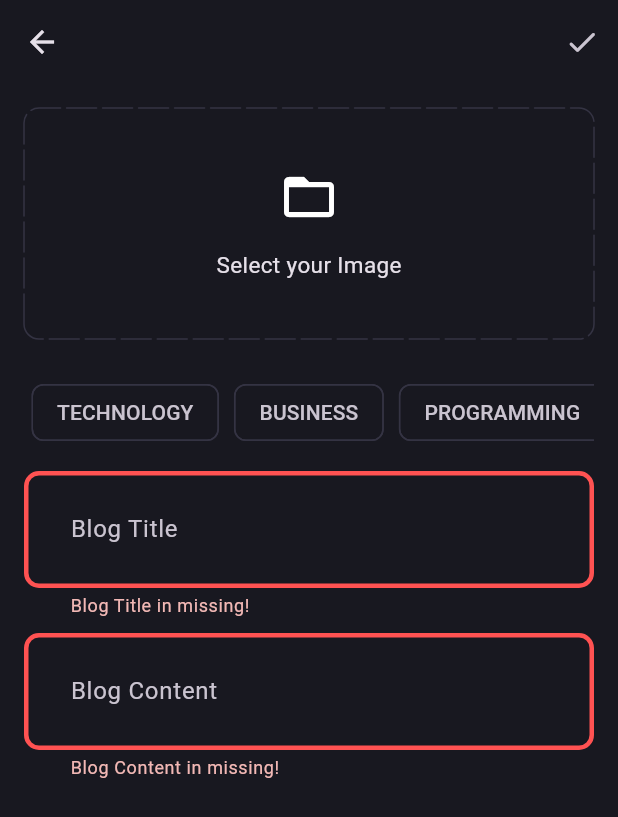
After one commit to SarayuGautam/THE-CREATORS-WAY, a Flutter app: the AddNewBlogPage screen opened directly, after a tap on the "done" icon, on a phone screen of 412 x 824 dp. The commit adds this screen. Shown: the top 817 px of the screen. Run offline on Flutter 3.47's test engine with Material 3 defaults, Android fonts, the phone set to English and light mode, and no system bars; drawn by our look-alikes of dotted_border; our stand-ins replace flutter_bloc, fpdart, get_it, image_picker, supabase_flutter; accounts and stored records are empty.

Commit message:
Handled blog post logic

```diff
--- a/lib/core/theme/theme.dart
+++ b/lib/core/theme/theme.dart
@@ -18,10 +18,20 @@ class AppTheme {
       contentPadding: const EdgeInsets.all(
         27,
       ),
+      border: _border(),
       enabledBorder: _border(),
       focusedBorder: _border(
         AppPallete.gradient2,
       ),
+      errorBorder: _border(
+        AppPallete.errorColor,
+      ),
+    ),
+    chipTheme: const ChipThemeData(
+      color: WidgetStatePropertyAll(
+        AppPallete.backgroundColor,
+      ),
+      side: BorderSide.none,
     ),
     appBarTheme: const AppBarTheme(
       backgroundColor: AppPallete.backgroundColor,
--- /dev/null
+++ b/lib/features/blog/data/data_sources/blog_remote_data_source.dart
@@ -0,0 +1,48 @@
+import 'dart:io';
+
+import 'package:blog_app/core/error/exceptions.dart';
+import 'package:blog_app/features/blog/data/model/blog_model.dart';
+import 'package:supabase_flutter/supabase_flutter.dart';
+
+abstract interface class BlogRemoteDataSource {
+  Future<BlogModel> uploadBlog(BlogModel blog);
+  Future<String> uploadBlogImage({
+    required File imageFile,
+    required BlogModel blog,
+  });
+}
+
+class BlogRemoteDataSourceImpl implements BlogRemoteDataSource {
+  BlogRemoteDataSourceImpl({required this.supabaseClient});
+
+  final SupabaseClient supabaseClient;
+  @override
+  Future<BlogModel> uploadBlog(BlogModel blog) async {
+    try {
+      print('In data source');
+
+      final blogData =
+          await supabaseClient.from('blogs').insert(blog.toJson()).select();
+      print(blogData.first);
+      return BlogModel.fromJson(blogData.first);
+    } catch (e) {
+      throw ServerException(e.toString());
+    }
+  }
+
+  @override
+  Future<String> uploadBlogImage({
+    required File imageFile,
+    required BlogModel blog,
+  }) async {
+    try {
+      await supabaseClient.storage.from('blog_images').upload(
+            blog.id,
+            imageFile,
+          );
+      return supabaseClient.storage.from('blog_images').getPublicUrl(blog.id);
+    } catch (e) {
+      throw ServerException(e.toString());
+    }
+  }
+}
--- /dev/null
+++ b/lib/features/blog/data/model/blog_model.dart
@@ -0,0 +1,61 @@
+import 'package:blog_app/features/blog/domain/entity/blog.dart';
+
+class BlogModel extends Blog {
+  BlogModel({
+    required super.id,
+    required super.posterId,
+    required super.title,
+    required super.content,
+    required super.imageUrl,
+    required super.topics,
+    required super.updatedAt,
+  });
+
+  factory BlogModel.fromJson(Map<String, dynamic> map) {
+    return BlogModel(
+      id: map['id'] as String,
+      posterId: map['poster_id'] as String,
+      title: map['title'] as String,
+      content: map['content'] as String,
+      imageUrl: map['image_url'] as String,
+      topics: List<dynamic>.from(map['topics'] as List<dynamic>? ?? <String>[])
+          .whereType<String>()
+          .toList(),
+      updatedAt: map['updated_at'] == null
+          ? DateTime.now()
+          : DateTime.parse(map['updated_at'] as String),
+    );
+  }
+
+  Map<String, dynamic> toJson() {
+    return <String, dynamic>{
+      'id': id,
+      'poster_id': posterId,
+      'title': title,
+      'content': content,
+      'image_url': imageUrl,
+      'topics': topics,
+      'updated_at': updatedAt.toIso8601String(),
+    };
+  }
+
+  BlogModel copyWith({
+    String? id,
+    String? posterId,
+    String? title,
+    String? content,
+    String? imageUrl,
+    List<String>? topics,
+    DateTime? updatedAt,
+  }) {
+    return BlogModel(
+      id: id ?? this.id,
+      posterId: posterId ?? this.posterId,
+      title: title ?? this.title,
+      content: content ?? this.content,
+      imageUrl: imageUrl ?? this.imageUrl,
+      topics: topics ?? this.topics,
+      updatedAt: updatedAt ?? this.updatedAt,
+    );
+  }
+}
--- /dev/null
+++ b/lib/features/blog/data/repository/blog_repository_impl.dart
@@ -0,0 +1,54 @@
+import 'dart:async';
+import 'dart:io';
+
+import 'package:blog_app/core/error/exceptions.dart';
+import 'package:blog_app/core/error/failures.dart';
+import 'package:blog_app/features/blog/data/data_sources/blog_remote_data_source.dart';
+import 'package:blog_app/features/blog/data/model/blog_model.dart';
+import 'package:blog_app/features/blog/domain/entity/blog.dart';
+import 'package:blog_app/features/blog/domain/repository/blog_repository.dart';
+import 'package:fpdart/fpdart.dart';
+import 'package:uuid/uuid.dart';
+
+class BlogRepositoryImpl implements BlogRepository {
+  BlogRepositoryImpl({required this.blogRemoteDataSource});
+
+  final BlogRemoteDataSource blogRemoteDataSource;
+  @override
+  Future<Either<Failure, Blog>> uploadBlog({
+    required File image,
+    required String title,
+    required String content,
+    required String posterId,
+    required List<String> topics,
+  }) async {
+    try {
+      var blogModel = BlogModel(
+        id: const Uuid().v1(),
+        posterId: posterId,
+        title: title,
+        content: content,
+        imageUrl: '',
+        topics: topics,
+        updatedAt: DateTime.now(),
+      );
+
+      final imageUrl = await blogRemoteDataSource.uploadBlogImage(
+        imageFile: image,
+        blog: blogModel,
+      );
+
+      blogModel = blogModel.copyWith(imageUrl: imageUrl);
+
+      final uploadedBlog = await blogRemoteDataSource.uploadBlog(blogModel);
+
+      return Right(uploadedBlog);
+    } on ServerException catch (e) {
+      return Left(
+        Failure(
+          e.message,
+        ),
+      );
+    }
+  }
+}
--- /dev/null
+++ b/lib/features/blog/domain/entity/blog.dart
@@ -0,0 +1,21 @@
+// ignore_for_file: public_member_api_docs, sort_constructors_first
+
+class Blog {
+  Blog({
+    required this.id,
+    required this.posterId,
+    required this.title,
+    required this.content,
+    required this.imageUrl,
+    required this.topics,
+    required this.updatedAt,
+  });
+
+  final String id;
+  final String posterId;
+  final String title;
+  final String content;
+  final String imageUrl;
+  final List<String> topics;
+  final DateTime updatedAt;
+}
--- /dev/null
+++ b/lib/features/blog/domain/repository/blog_repository.dart
@@ -0,0 +1,15 @@
+import 'dart:io';
+
+import 'package:blog_app/core/error/failures.dart';
+import 'package:blog_app/features/blog/domain/entity/blog.dart';
+import 'package:fpdart/fpdart.dart';
+
+abstract interface class BlogRepository {
+  Future<Either<Failure, Blog>> uploadBlog({
+    required File image,
+    required String title,
+    required String content,
+    required String posterId,
+    required List<String> topics,
+  });
+}
--- /dev/null
+++ b/lib/features/blog/domain/use_case/upload_blog.dart
@@ -0,0 +1,43 @@
+import 'dart:io';
+
+import 'package:blog_app/core/error/failures.dart';
+import 'package:blog_app/core/use_case/use_case.dart';
+import 'package:blog_app/features/blog/domain/entity/blog.dart';
+import 'package:blog_app/features/blog/domain/repository/blog_repository.dart';
+import 'package:fpdart/fpdart.dart';
+
+class UploadBlog implements UseCase<Blog, UploadBlogParams> {
+  UploadBlog({
+    required this.blogRepository,
+  });
+
+  final BlogRepository blogRepository;
+  @override
+  Future<Either<Failure, Blog>> call(UploadBlogParams params) async {
+    final res = await blogRepository.uploadBlog(
+      image: params.image,
+      title: params.title,
+      content: params.content,
+      posterId: params.posterId,
+      topics: params.topics,
+    );
+    print(res);
+    return res;
+  }
+}
+
+class UploadBlogParams {
+  UploadBlogParams({
+    required this.posterId,
+    required this.title,
+    required this.content,
+    required this.image,
+    required this.topics,
+  });
+
+  final String posterId;
+  final String title;
+  final String content;
+  final File image;
+  final List<String> topics;
+}
--- /dev/null
+++ b/lib/features/blog/presentation/bloc/blog_bloc.dart
@@ -0,0 +1,48 @@
+import 'dart:io';
+
+import 'package:blog_app/features/blog/domain/use_case/upload_blog.dart';
+import 'package:flutter/material.dart';
+import 'package:flutter_bloc/flutter_bloc.dart';
+
+part 'blog_event.dart';
+part 'blog_state.dart';
+
+class BlogBloc extends Bloc<BlogEvent, BlogState> {
+  BlogBloc({required this.uploadBlog}) : super(BlogInitial()) {
+    on<BlogEvent>((event, emit) {
+      emit(BlogLoading());
+    });
+    on<BlogUpload>(_onBlogUpload);
+  }
+  final UploadBlog uploadBlog;
+
+  Future<void> _onBlogUpload(
+    BlogUpload event,
+    Emitter<BlogState> emit,
+  ) async {
+    print('here');
+    final res = await uploadBlog(
+      UploadBlogParams(
+        posterId: event.posterId,
+        title: event.title,
+        content: event.content,
+        image: event.image,
+        topics: event.topics,
+      ),
+    );
+    print(res);
+    res.fold(
+      (l) => emit(
+        BlogFailure(
+          error: l.message,
+        ),
+      ),
+      (r) {
+        print(r.content);
+        emit(
+          BlogSuccess(),
+        );
+      },
+    );
+  }
+}
--- /dev/null
+++ b/lib/features/blog/presentation/bloc/blog_event.dart
@@ -0,0 +1,20 @@
+part of 'blog_bloc.dart';
+
+@immutable
+sealed class BlogEvent {}
+
+final class BlogUpload extends BlogEvent {
+  BlogUpload({
+    required this.posterId,
+    required this.title,
+    required this.content,
+    required this.image,
+    required this.topics,
+  });
+
+  final String posterId;
+  final String title;
+  final String content;
+  final File image;
+  final List<String> topics;
+}
--- /dev/null
+++ b/lib/features/blog/presentation/bloc/blog_state.dart
@@ -0,0 +1,18 @@
+part of 'blog_bloc.dart';
+
+@immutable
+sealed class BlogState {}
+
+final class BlogInitial extends BlogState {}
+
+final class BlogLoading extends BlogState {}
+
+final class BlogFailure extends BlogState {
+  BlogFailure({
+    required this.error,
+  });
+
+  final String error;
+}
+
+final class BlogSuccess extends BlogState {}
--- /dev/null
+++ b/lib/features/blog/presentation/pages/add_new_blog.dart
@@ -0,0 +1,223 @@
+import 'dart:io';
+
+import 'package:blog_app/core/common/cubits/app_user/app_user_cubit.dart';
+import 'package:blog_app/core/common/widgets/loader.dart';
+import 'package:blog_app/core/theme/app_pallete.dart';
+import 'package:blog_app/core/utils/pick_image.dart';
+import 'package:blog_app/core/utils/show_snackbar.dart';
+import 'package:blog_app/features/blog/presentation/bloc/blog_bloc.dart';
+import 'package:blog_app/features/blog/presentation/pages/blog_page.dart';
+import 'package:blog_app/features/blog/presentation/widgets/blog_editor.dart';
+import 'package:dotted_border/dotted_border.dart';
+import 'package:flutter/material.dart';
+import 'package:flutter_bloc/flutter_bloc.dart';
+
+class AddNewBlogPage extends StatefulWidget {
+  const AddNewBlogPage({super.key});
+  static MaterialPageRoute route() => MaterialPageRoute(
+        builder: (context) => const AddNewBlogPage(),
+      );
+
+  @override
+  State<AddNewBlogPage> createState() => _AddNewBlogPageState();
+}
+
+class _AddNewBlogPageState extends State<AddNewBlogPage> {
+  final titleController = TextEditingController();
+  final blogController = TextEditingController();
+  final formKey = GlobalKey<FormState>();
+
+  List<String> selectedTopic = [];
+  File? image;
+
+  Future<void> selectImage() async {
+    final pickedImage = await pickImage();
+    if (pickedImage != null) {
+      setState(() {
+        image = pickedImage;
+      });
+    }
+  }
+
+  void uploadBlog() {
+    if (formKey.currentState!.validate() &&
+        selectedTopic.isNotEmpty &&
+        image != null) {
+      final posterId =
+          ((context.read<AppUserCubit>().state) as AppUserLoggedIn).user.id;
+      print(posterId);
+      context.read<BlogBloc>().add(
+            BlogUpload(
+              posterId: posterId,
+              title: titleController.text.trim(),
+              content: blogController.text.trim(),
+              image: image!,
+              topics: selectedTopic,
+            ),
+          );
+    }
+    print('uploaded');
+  }
+
+  @override
+  void dispose() {
+    titleController.dispose();
+    blogController.dispose();
+    super.dispose();
+  }
+
+  @override
+  Widget build(BuildContext context) {
+    return Scaffold(
+      appBar: AppBar(
+        actions: [
+          IconButton(
+            onPressed: () {
+              print('Starting upload');
+              uploadBlog();
+            },
+            icon: const Icon(
+              Icons.done_rounded,
+            ),
+          ),
+        ],
+      ),
+      body: BlocConsumer<BlogBloc, BlogState>(
+        listener: (context, state) {
+          if (state is BlogFailure)
+            return showSnackbar(context, state.error);
+          else if (state is BlogSuccess) {
+            Navigator.pushAndRemoveUntil(
+              context,
+              BlogPage.route(),
+              (route) => false,
+            );
+          }
+        },
+        builder: (context, state) {
+          if (state is BlogLoading) return const Loader();
+          return SingleChildScrollView(
+            child: Padding(
+              padding: const EdgeInsets.all(16),
+              child: Form(
+                key: formKey,
+                child: Column(
+                  children: [
+                    if (image == null)
+                      GestureDetector(
+                        onTap: selectImage,
+                        child: DottedBorder(
+                          color: AppPallete.borderColor,
+                          dashPattern: const [
+                            20,
+                            4,
+                          ],
+                          radius: const Radius.circular(10),
+                          borderType: BorderType.RRect,
+                          strokeCap: StrokeCap.round,
+                          child: const SizedBox(
+                            height: 150,
+                            width: double.infinity,
+                            child: Column(
+                              mainAxisAlignment: MainAxisAlignment.center,
+                              children: [
+                                Icon(
+                                  Icons.folder_open,
+                                  size: 40,
+                                ),
+                                SizedBox(
+                                  height: 15,
+                                ),
+                                Text(
+                                  'Select your Image',
+                                  style: TextStyle(
+                                    fontSize: 15,
+                                  ),
+                                ),
+                              ],
+                            ),
+                          ),
+                        ),
+                      )
+                    else
+                      GestureDetector(
+                        onTap: selectImage,
+                        child: SizedBox(
+                          height: 150,
+                          width: double.infinity,
+                          child: ClipRRect(
+                            borderRadius: BorderRadius.circular(10),
+                            child: Image.file(
+                              image!,
+                              fit: BoxFit.cover,
+                            ),
+                          ),
+                        ),
+                      ),
+                    const SizedBox(
+                      height: 20,
+                    ),
+                    SingleChildScrollView(
+                      scrollDirection: Axis.horizontal,
+                      child: Row(
+                        children: [
+                          'TECHNOLOGY',
+                          'BUSINESS',
+                          'PROGRAMMING',
+                          'ENTERTAINMENT',
+                        ]
+                            .map(
+                              (e) => Padding(
+                                padding: const EdgeInsets.all(5),
+                                child: GestureDetector(
+                                  onTap: () {
+                                    selectedTopic.contains(e)
+                                        ? selectedTopic.remove(e)
+                                        : selectedTopic.add(e);
+                                    setState(() {});
+                                  },
+                                  child: Chip(
+                                    color: selectedTopic.contains(e)
+                                        ? const WidgetStatePropertyAll(
+                                            AppPallete.gradient1,
+                                          )
+                                        : null,
+                                    label: Text(
+                                      e,
+                                    ),
+                                    side: selectedTopic.contains(e)
+                                        ? null
+                                        : const BorderSide(
+                                            color: AppPallete.borderColor,
+                                          ),
+                                  ),
+                                ),
+                              ),
+                            )
+                            .toList(),
+                      ),
+                    ),
+                    const SizedBox(
+                      height: 10,
+                    ),
+                    BlogEditor(
+                      controller: titleController,
+                      hintText: 'Blog Title',
+                    ),
+                    const SizedBox(
+                      height: 10,
+                    ),
+                    BlogEditor(
+                      controller: blogController,
+                      hintText: 'Blog Content',
+                    ),
+                  ],
+                ),
+              ),
+            ),
+          );
+        },
+      ),
+    );
+  }
+}
--- /dev/null
+++ b/lib/features/blog/presentation/widgets/blog_editor.dart
@@ -0,0 +1,27 @@
+import 'package:flutter/foundation.dart';
+import 'package:flutter/material.dart';
+import 'package:flutter/widgets.dart';
+
+class BlogEditor extends StatelessWidget {
+  const BlogEditor({
+    required this.controller,
+    required this.hintText,
+    super.key,
+  });
+
+  final TextEditingController controller;
+  final String hintText;
+  @override
+  Widget build(BuildContext context) {
+    return TextFormField(
+      controller: controller,
+      decoration: InputDecoration(
+        hintText: hintText,
+      ),
+      maxLines: null,
+      validator: (value) {
+        return value!.trim().isEmpty ? '$hintText in missing!' : null;
+      },
+    );
+  }
+}
--- a/pubspec.yaml
+++ b/pubspec.yaml
@@ -29,12 +29,15 @@ environment:
 # versions available, run `flutter pub outdated`.
 dependencies:
   cupertino_icons: ^1.0.8
+  dotted_border: ^2.1.0
   flutter:
     sdk: flutter
   flutter_bloc: ^8.1.6
   fpdart: ^1.1.0
   get_it: ^7.7.0
+  image_picker: ^1.1.2
   supabase_flutter: ^2.6.0
+  uuid: ^4.4.2
 
 dev_dependencies:
   flutter_lints: ^4.0.0
```
Also changed, not shown: lib/core/utils/pick_image.dart (added, +12 -0 lines), lib/features/blog/presentation/pages/blog_page.dart (added, +31 -0 lines), lib/init_dependency.dart (+30 -0 lines), lib/main.dart (+6 -7 lines), pubspec.lock, 7 other files.
